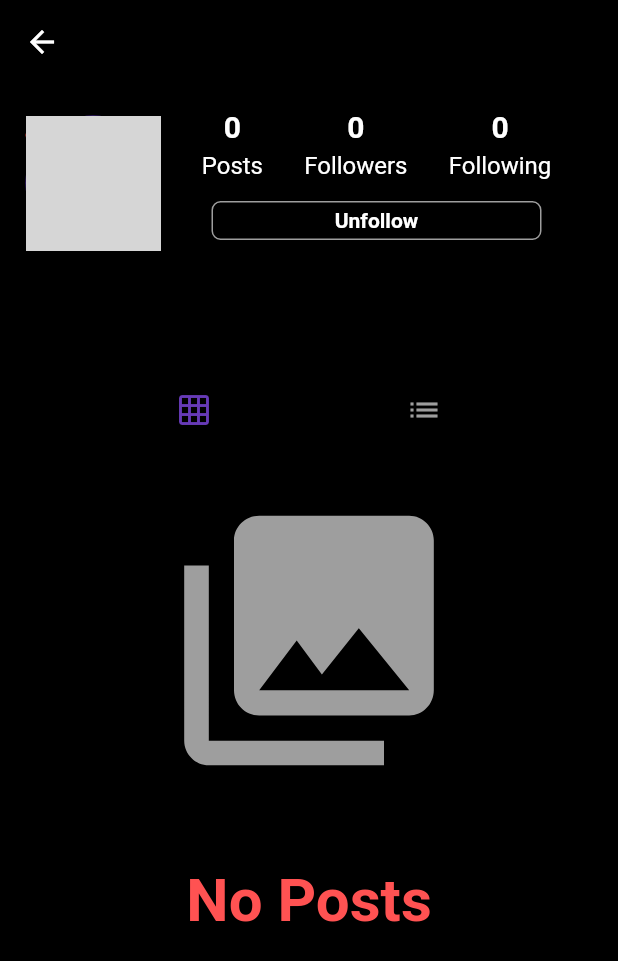
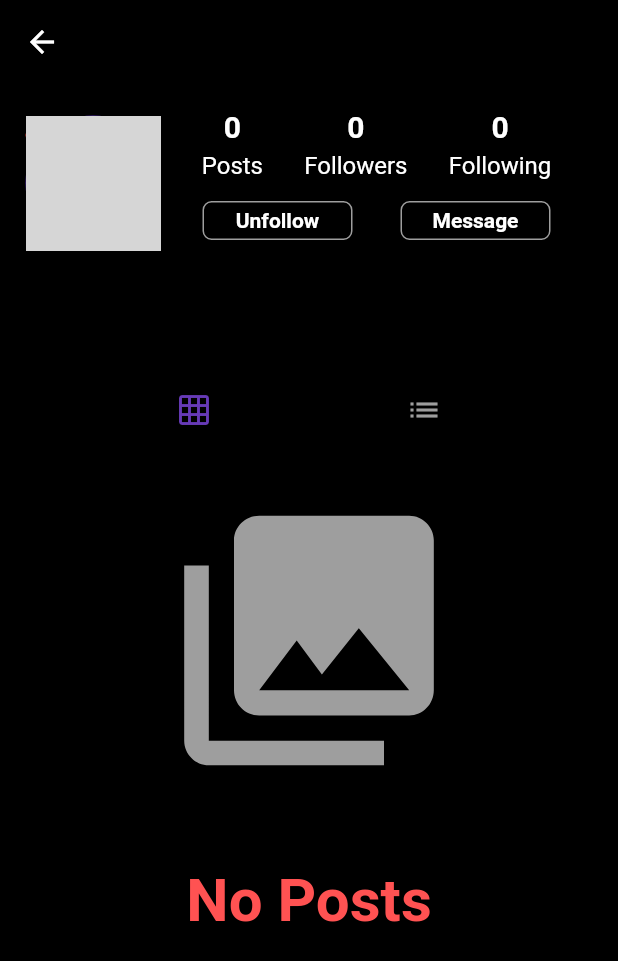
Before and after one commit to unknownGeek/explore, a Flutter app: the ProfilePage screen opened directly, on a phone screen of 412 x 824 dp. Shown: the top 961 px of the screen. Run offline on Flutter 3.47's test engine with Material 2 defaults, Android fonts, the phone set to English and light mode, and no system bars; our stand-ins replace cached_network_image, cloud_firestore, curved_navigation_bar, firebase_messaging, firebase_storage, font_awesome_flutter and 5 more; accounts and stored records are empty; network calls fail; statements that could not run were skipped; grey boxes are pictures that could not be loaded.

Commit message:
curvedNavBar and taskBar theme changes and updating chat theme

```diff
--- a/lib/pages/ActivityPage.dart
+++ b/lib/pages/ActivityPage.dart
@@ -33,7 +33,7 @@ class _ActivityPageState extends State<ActivityPage> {
   @override
   Widget build(BuildContext context) {
     return Scaffold(
-      appBar: header(context, strTitle: "Activity"),
+      appBar: header(context, strTitle: "Activity", isActivityPage: true),
       body: Container(
         child: FutureBuilder(
           future: getActivityFeed(),
--- a/lib/pages/ChatsPage.dart
+++ b/lib/pages/ChatsPage.dart
@@ -16,12 +16,11 @@ class ChatsPage extends StatelessWidget {
 
   @override
   Widget build(BuildContext context) => Scaffold(
-    backgroundColor: Colors.deepPurple,
-    // backgroundColor: Colors.transparent,
+    backgroundColor: Colors.transparent,
     body: SafeArea(
       child: TweenAnimationBuilder(
         tween: Tween(begin: 0.0, end: 1.0),
-        duration: Duration(milliseconds: 1000),
+        duration: Duration(milliseconds: 1500),
         child: StreamBuilder<List<User>>(
           stream: FirebaseApi.getUsers(),
           builder: (context, snapshot) {
--- a/lib/pages/EditProfilePage.dart
+++ b/lib/pages/EditProfilePage.dart
@@ -77,7 +77,8 @@ class _EditProfilePageState extends State<EditProfilePage> {
     return Scaffold(
       key: _scaffoldGlobalKey,
       appBar: AppBar(
-        backgroundColor: Colors.black,
+        backgroundColor: Theme.of(context).accentColor,
+        brightness: Brightness.dark, // status bar brightness
         iconTheme: IconThemeData(color: Colors.white),
         title: Text(
           "Edit Profile",
--- a/lib/pages/ProfilePage.dart
+++ b/lib/pages/ProfilePage.dart
@@ -11,6 +11,8 @@ import 'package:explore/widgets/PostWidget.dart';
 import 'package:explore/widgets/ProgressWidget.dart';
 import 'package:explore/widgets/HeaderWidget.dart';
 import 'package:flutter/material.dart';
+
+import 'chatPage.dart';
 
 class ProfilePage extends StatefulWidget {
   final String userProfileId;
@@ -123,11 +125,6 @@ class _ProfilePageState extends State<ProfilePage> {
             children: <Widget>[
               Row(
                 children: <Widget>[
-                  // CircleAvatar(
-                  //   radius: 45.0,
-                  //   backgroundColor: Colors.grey,
-                  //   backgroundImage: CachedNetworkImageProvider(user.url),
-                  // ),
                   Stack(
                     children: [
                       CircleAvatar(
@@ -348,6 +345,49 @@ class _ProfilePageState extends State<ProfilePage> {
 
   createButtonTitleAndFunction({String title, Function performFunction}) {
     bool ownProfile = currentOnlineUserId == widget.userProfileId;
+    if (title == 'Unfollow') {
+      return Row(
+        children: [
+          Container(
+            padding: EdgeInsets.only(top: 3.0),
+            child: FlatButton(
+              onPressed: performFunction,
+              child: Container(
+                width: 100.0,
+                height: 26.0,
+                child: Text(title, style: TextStyle(color: Colors.white, fontWeight: FontWeight.bold),),
+                alignment: Alignment.center,
+                decoration: BoxDecoration(
+                  color: ownProfile || isRequestPending ? Colors.black : (isFollowing ? Colors.black : Colors.deepPurple),
+                  border: Border.all(color: ownProfile || isRequestPending ? Colors.grey : (isFollowing ? Colors.grey : Colors.deepPurple),),
+                  borderRadius: BorderRadius.circular(6.0),
+                ),
+              ),
+            ),
+          ),
+          Container(
+            padding: EdgeInsets.only(top: 3.0),
+            child: FlatButton(
+              onPressed: () =>
+                  Navigator.of(context).push(MaterialPageRoute(
+                    builder: (context) => ChatPage(friendUser: profileUser),
+                  )),
+              child: Container(
+                width: 100.0,
+                height: 26.0,
+                child: Text('Message', style: TextStyle(color: Colors.white, fontWeight: FontWeight.bold),),
+                alignment: Alignment.center,
+                decoration: BoxDecoration(
+                  color: Colors.black,
+                  border: Border.all(color: Colors.grey),
+                  borderRadius: BorderRadius.circular(6.0),
+                ),
+              ),
+            ),
+          ),
+        ],
+      );
+    }
     return Container(
       padding: EdgeInsets.only(top: 3.0),
       child: FlatButton(
@@ -389,7 +429,7 @@ class _ProfilePageState extends State<ProfilePage> {
     return Scaffold(
       appBar: header(
           context,
-          strTitle: profileUser != null && profileUser.username != null ? profileUser.username : "Profile"),
+          strTitle: profileUser != null && profileUser.username != null ? profileUser.username : "Profile",),
       body: ownProfile == true || isFollowing == true ? ListView(
         children: <Widget>[
           createProfileTopView(),
--- a/lib/pages/chatPage.dart
+++ b/lib/pages/chatPage.dart
@@ -25,7 +25,6 @@ class _ChatPageState extends State<ChatPage> {
   @override
   Widget build(BuildContext context) => Scaffold(
     extendBodyBehindAppBar: true,
-    backgroundColor: Colors.deepPurple,
     body: SafeArea(
       child: Column(
         children: [
--- a/lib/widgets/HeaderWidget.dart
+++ b/lib/widgets/HeaderWidget.dart
@@ -1,9 +1,12 @@
 import 'package:explore/pages/ChatsPage.dart';
+import 'package:explore/pages/FollowRequestsPage.dart';
+import 'package:explore/todo_button/add_todo_button.dart';
 import 'package:flutter/material.dart';
+import 'package:font_awesome_flutter/font_awesome_flutter.dart';
 
-import 'chat_body_widget.dart';
+import 'StaggeredGridWidget.dart';
 
-AppBar header(context, {bool isAppTitle = false, String strTitle, disappearedBackButton=false}) {
+AppBar header(context, {bool isAppTitle = false, String strTitle, disappearedBackButton=false, bool isActivityPage = false}) {
   return AppBar(
     iconTheme: IconThemeData(
       color: Colors.white,
@@ -21,14 +24,34 @@ AppBar header(context, {bool isAppTitle = false, String strTitle, disappearedBac
     ),
     centerTitle: isAppTitle,
     backgroundColor: Theme.of(context).accentColor,
+    brightness: Brightness.dark, // status bar brightness
     actions: <Widget>[
       if (isAppTitle)
         IconButton(
           icon: Icon(
-            Icons.chat_bubble_outline,
+            FontAwesomeIcons.rocketchat,
+            size: 20.0,
             color: Colors.white,
           ),
           onPressed: () => navigateToChats(context),
+        ),
+      if (isActivityPage)
+        IconButton(
+          icon: Icon(
+            FontAwesomeIcons.userPlus,
+            size: 20.0,
+            color: Colors.white,
+          ),
+          onPressed: () => navigateToFollowRequests(context),
+        ),
+      if (isActivityPage)
+        IconButton(
+          icon: Icon(
+            FontAwesomeIcons.photoVideo,
+            size: 20.0,
+            color: Colors.white,
+          ),
+          onPressed: () => navigateToExperiment(context),
         )
     ],
   );
@@ -43,3 +66,36 @@ navigateToChats(context) {
       )
   );
 }
+
+navigateToFollowRequests(context) {
+  Navigator.of(context).push(
+      MaterialPageRoute(
+        builder: (context) => Stack(
+          children: [
+            FollowRequestsPage(),
+            const Align(
+              alignment: Alignment.bottomRight,
+              child: AddTodoButton(),
+            ),
+          ],
+        ),
+      )
+  );
+}
+
+
+navigateToExperiment(context) {
+  Navigator.of(context).push(
+      MaterialPageRoute(
+        builder: (context) => Stack(
+          children: [
+            StaggeredGridWidget(),
+            const Align(
+              alignment: Alignment.bottomRight,
+              child: AddTodoButton(),
+            ),
+          ],
+        ),
+      )
+  );
+}
--- a/lib/widgets/PostTileWidget.dart
+++ b/lib/widgets/PostTileWidget.dart
@@ -1,6 +1,7 @@
 import 'package:cached_network_image/cached_network_image.dart';
 import 'package:explore/pages/PostScreenPage.dart';
 import 'package:explore/widgets/PostWidget.dart';
+import 'package:explore/widgets/ProgressWidget.dart';
 import 'package:flutter/material.dart';
 
 class PostTile extends StatelessWidget {
@@ -35,9 +36,10 @@ class PostTile extends StatelessWidget {
                 image: imageProvider,
                 fit: BoxFit.cover,
               ),
+              borderRadius: BorderRadius.all(Radius.circular(25)),
             ),
           ),
-          placeholder: (context, url) => CircularProgressIndicator(),
+          placeholder: (context, url) => circularProgress(),
           errorWidget: (context, url, error) => Icon(Icons.error),
         ),
       ),
--- a/lib/widgets/messages_widget.dart
+++ b/lib/widgets/messages_widget.dart
@@ -5,6 +5,7 @@ import 'package:explore/pages/HomePage.dart';
 import 'package:flutter/material.dart';
 import 'package:swipe_to/swipe_to.dart';
 
+import 'ProgressWidget.dart';
 import 'message_widget.dart';
 
 
@@ -24,7 +25,7 @@ class MessagesWidget extends StatelessWidget {
         builder: (context, snapshot) {
           switch (snapshot.connectionState) {
             case ConnectionState.waiting:
-              return Center(child: CircularProgressIndicator());
+              return Center(child: circularProgress());
             default:
               if (snapshot.hasError) {
                 return buildText('Something Went Wrong Try later');
--- a/pubspec.yaml
+++ b/pubspec.yaml
@@ -14,7 +14,7 @@ description: A new Flutter project.
 version: 1.0.0+1
 
 environment:
-  sdk: ">=2.1.0 <3.0.0"
+  sdk: ">=2.2.2 <3.0.0"
 
 dependencies:
   flutter:
@@ -34,8 +34,10 @@ dependencies:
   firebase_messaging: ^4.0.0+1
   firebase_storage: ^2.1.0+1
   flutter_svg:
-  font_awesome_flutter: ^8.8.1
+  font_awesome_flutter: ^9.0.0
   swipe_to: ^0.0.1+8
+  flutter_staggered_grid_view: ^0.4.0
+  curved_navigation_bar: ^0.3.7
 
 dev_dependencies:
   flutter_test:
```
Also changed, not shown: lib/pages/HomePage.dart (+18 -24 lines), lib/pages/SearchPage.dart (+7 -6 lines), lib/pages/UploadPage.dart (+6 -5 lines), lib/todo_button/add_todo_button.dart (+148 -148 lines), lib/widgets/PostWidget.dart (+9 -8 lines), lib/widgets/StaggeredGridWidget.dart (added, +48 -0 lines), lib/widgets/StaggeredPostTileWidget.dart (added, +55 -0 lines), lib/widgets/chat_body_widget.dart (+4 -4 lines), lib/widgets/chat_header_widget.dart (+9 -1 lines), lib/widgets/profile_header_widget.dart (+8 -1 lines), pubspec.lock.
